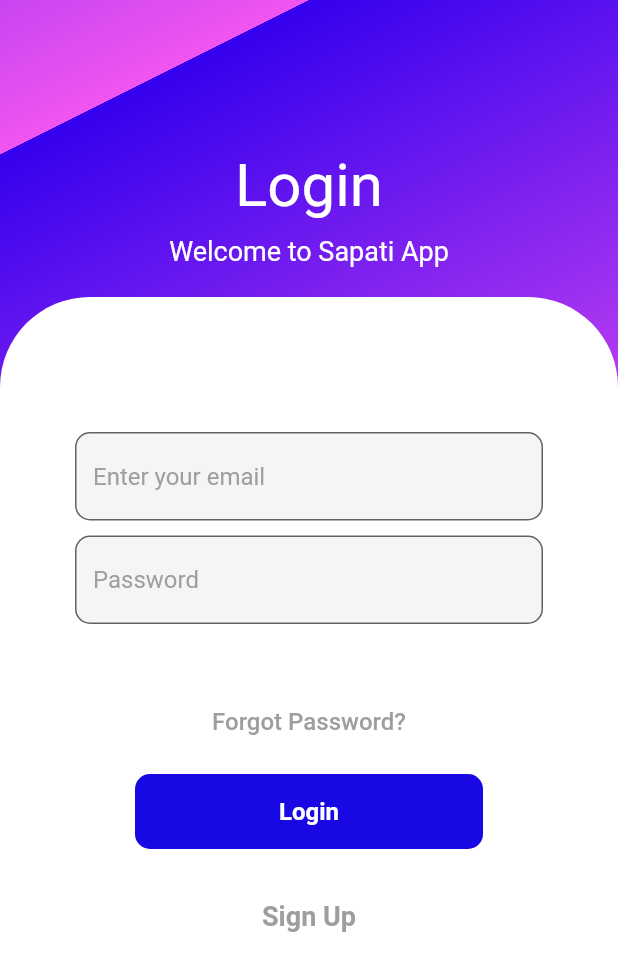
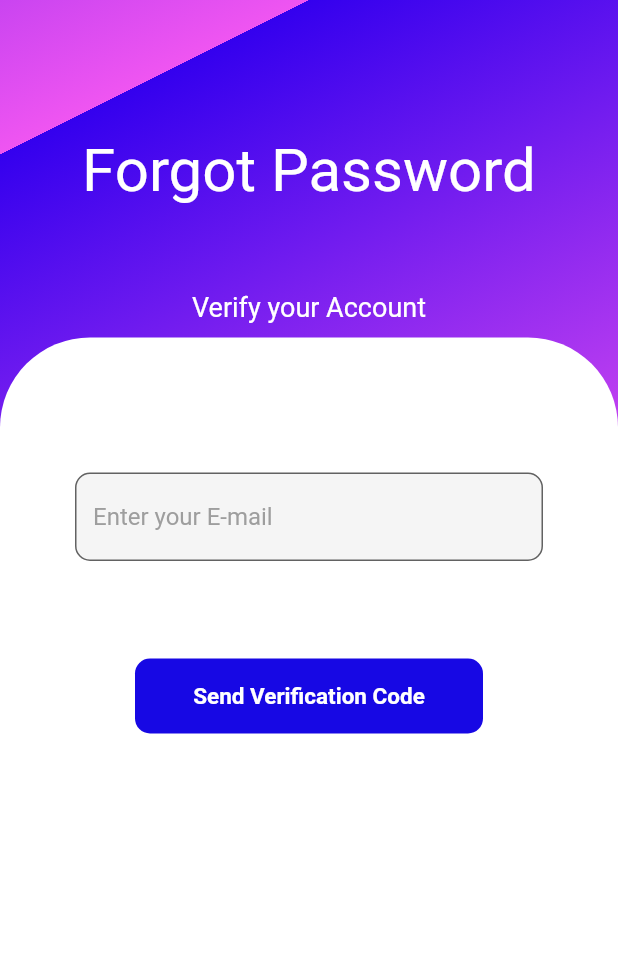
Before and after one commit to aakashsahh/Sapati-app-, a Flutter app: the screen it shows after launch, on a phone screen of 412 x 824 dp. Shown: the top 971 px of the screen. Run offline on Flutter 3.47's test engine with Material 2 defaults, Android fonts, the phone set to English and light mode, and no system bars.

Commit message:
forgot password page created

```diff
--- /dev/null
+++ b/lib/ButtonForgotpw.dart
@@ -0,0 +1,26 @@
+import 'dart:ui';
+
+import 'package:flutter/material.dart';
+
+class ButtonForgotpw extends StatelessWidget {
+  var onPressed;
+
+  @override
+  Widget build(BuildContext context) {
+    return Container(
+      height: 50,
+      margin: EdgeInsets.symmetric(horizontal: 50),
+      decoration: BoxDecoration(
+        color: Color.fromARGB(255, 23, 8, 228),
+        borderRadius: BorderRadius.circular(10),
+      ),
+      child: const Center(
+        child: Text(
+          "Send Verification Code",
+          style: TextStyle(
+              color: Colors.white, fontSize: 15, fontWeight: FontWeight.bold),
+        ),
+      ),
+    );
+  }
+}
--- /dev/null
+++ b/lib/Forgotpw.dart
@@ -0,0 +1,49 @@
+import 'package:flutter/material.dart';
+import 'InputWrapperForgotpw.dart';
+import 'HeaderForgotpw.dart';
+
+class Forgotpw extends StatefulWidget {
+  late final String title;
+
+  @override
+  State<Forgotpw> createState() => _Forgotpw();
+}
+
+class _Forgotpw extends State<Forgotpw> {
+  @override
+  Widget build(BuildContext context) {
+    return Scaffold(
+      body: Container(
+        width: double.infinity,
+        decoration: const BoxDecoration(
+          gradient: LinearGradient(
+            begin: Alignment.topCenter,
+            colors: <Color>[
+              Color.fromARGB(255, 52, 0, 238),
+              Color.fromARGB(255, 239, 85, 241)
+            ],
+            tileMode: TileMode.repeated,
+          ),
+        ),
+        child: Column(
+          children: [
+            const SizedBox(
+              height: 80,
+            ),
+            HeaderForgotpw(),
+            Expanded(
+                child: Container(
+              decoration: const BoxDecoration(
+                  color: Colors.white,
+                  borderRadius: BorderRadius.only(
+                    topLeft: Radius.circular(60),
+                    topRight: Radius.circular(60),
+                  )),
+              child: InputWrapperForgotpw(),
+            ))
+          ],
+        ),
+      ),
+    );
+  }
+}
--- /dev/null
+++ b/lib/HeaderForgotpw.dart
@@ -0,0 +1,30 @@
+import 'package:flutter/material.dart';
+
+class HeaderForgotpw extends StatelessWidget {
+  @override
+  Widget build(BuildContext context) {
+    return Padding(
+      padding: EdgeInsets.all(10),
+      child: Column(
+        crossAxisAlignment: CrossAxisAlignment.start,
+        children: <Widget>[
+          Center(
+            child: Text(
+              "Forgot Password\n",
+              style: TextStyle(color: Colors.white, fontSize: 40),
+            ),
+          ),
+          SizedBox(
+            height: 10,
+          ),
+          Center(
+            child: Text(
+              "Verify your Account",
+              style: TextStyle(color: Colors.white, fontSize: 18),
+            ),
+          )
+        ],
+      ),
+    );
+  }
+}
--- /dev/null
+++ b/lib/InputFieldForgotpw.dart
@@ -0,0 +1,28 @@
+import 'package:flutter/material.dart';
+
+class InputFieldsignup extends StatelessWidget {
+  var child;
+
+  @override
+  Widget build(BuildContext context) {
+    return Container(
+      padding: const EdgeInsets.all(10),
+      child: Column(
+        children: [
+          TextField(
+            decoration: InputDecoration(
+                fillColor: Colors.grey.shade100,
+                filled: true,
+                hintText: "Enter your E-mail",
+                hintStyle: const TextStyle(color: Colors.grey),
+                border: OutlineInputBorder(
+                    borderRadius: BorderRadius.circular(10))),
+          ),
+          const SizedBox(
+            height: 15,
+          ),
+        ],
+      ),
+    );
+  }
+}
--- /dev/null
+++ b/lib/InputWrapperForgotpw.dart
@@ -0,0 +1,32 @@
+import 'package:flutter/material.dart';
+import 'package:sapati/ButtonForgotpw.dart';
+
+import 'ButtonForgotpw.dart';
+import 'InputFieldForgotpw.dart';
+
+class InputWrapperForgotpw extends StatelessWidget {
+  @override
+  Widget build(BuildContext context) {
+    return Padding(
+      padding: EdgeInsets.all(40),
+      child: SingleChildScrollView(
+        child: Column(
+          children: <Widget>[
+            SizedBox(
+              height: 40,
+            ),
+            Container(
+              decoration: BoxDecoration(
+                  color: Colors.white, borderRadius: BorderRadius.circular(10)),
+              child: InputFieldsignup(),
+            ),
+            SizedBox(
+              height: 40,
+            ),
+            ButtonForgotpw()
+          ],
+        ),
+      ),
+    );
+  }
+}
--- a/lib/main.dart
+++ b/lib/main.dart
@@ -1,6 +1,8 @@
 import 'package:flutter/material.dart';
+import 'package:sapati/Forgotpw.dart';
 
 import 'home.dart';
+import 'Forgotpw.dart';
 
 void main() {
   runApp(const MyApp());
@@ -17,7 +19,7 @@ class MyApp extends StatelessWidget {
       //   primarySwatch: Colors.blue,
       // ),
       debugShowCheckedModeBanner: false,
-      home: MyHomePage(),
+      home: Forgotpw(),
     );
   }
 }
```
